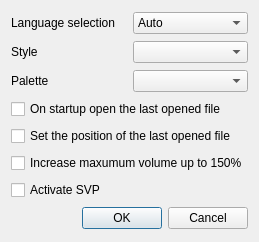
Before: the Qt Designer form forms/settings_window.ui in Communist02/AnimePlayer, drawn with Qt 5.
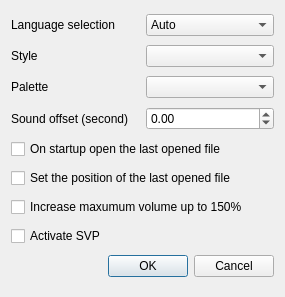
After: the same form once the commit is applied. Icons and pictures are not drawn.

Commit message: Add sound offset

The edit to the form file:
```diff
--- a/forms/settings_window.ui
+++ b/forms/settings_window.ui
@@ -6,8 +6,8 @@
    <rect>
     <x>0</x>
     <y>0</y>
-    <width>254</width>
-    <height>242</height>
+    <width>285</width>
+    <height>297</height>
    </rect>
   </property>
   <property name="windowTitle">
@@ -85,6 +85,30 @@
      </item>
     </layout>
    </item>
+   <item>
+    <layout class="QHBoxLayout" name="horizontalLayout_4">
+     <item>
+      <widget class="QLabel" name="label_sound_offset">
+       <property name="text">
+        <string>Sound offset (second)</string>
+       </property>
+      </widget>
+     </item>
+     <item>
+      <widget class="QDoubleSpinBox" name="doubleSpinBox_sound_offset">
+       <property name="minimum">
+        <double>-100.000000000000000</double>
+       </property>
+       <property name="maximum">
+        <double>100.000000000000000</double>
+       </property>
+       <property name="singleStep">
+        <double>0.010000000000000</double>
+       </property>
+      </widget>
+     </item>
+    </layout>
+   </item>
    <item>
     <widget class="QCheckBox" name="openLastFile">
      <property name="text">
```
The commit also changes 20 other files.
